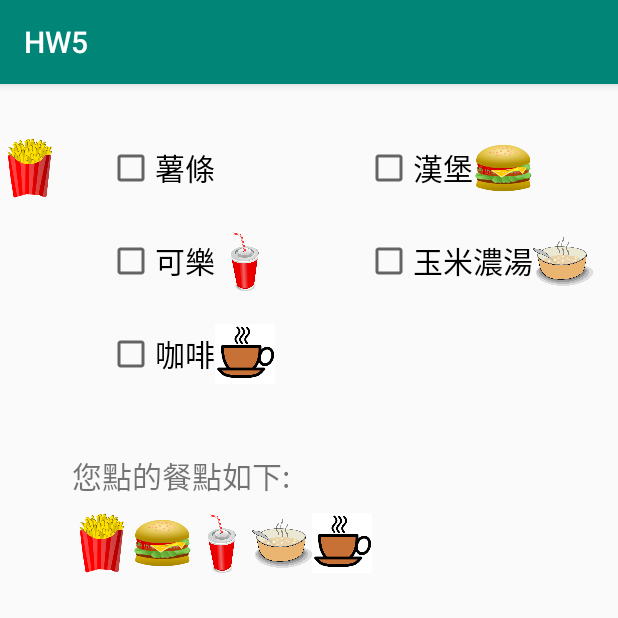
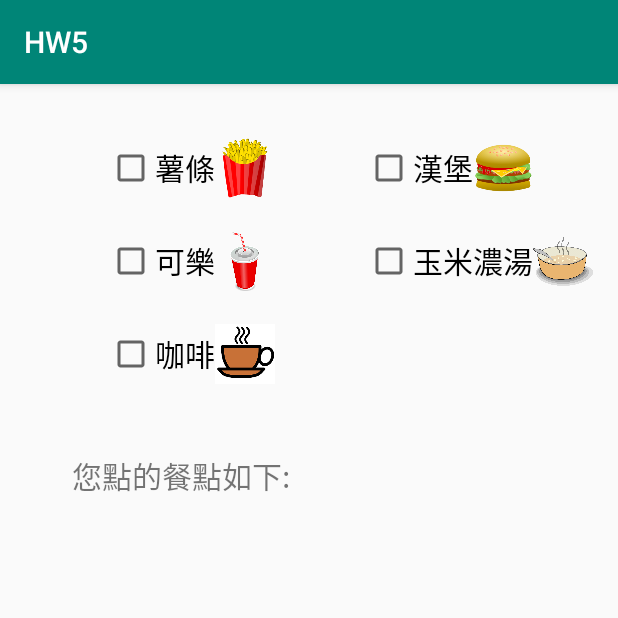
Before and after one commit to DerrickPikachu/HW5, an Android app: the screen it shows after launch (MainActivity), on a phone screen of 412 x 824 dp, the top half of it. Run offline under Robolectric (Android 15) with nearby library versions, the phone set to English and light mode, and no system bars.

Commit message:
complete all function

```diff
--- a/app/src/main/java/com/example/hw5/MainActivity.java
+++ b/app/src/main/java/com/example/hw5/MainActivity.java
@@ -3,12 +3,51 @@ package com.example.hw5;
 import androidx.appcompat.app.AppCompatActivity;
 
 import android.os.Bundle;
+import android.view.View;
+import android.widget.CheckBox;
+import android.widget.CompoundButton;
+import android.widget.ImageView;
 
-public class MainActivity extends AppCompatActivity {
+public class MainActivity extends AppCompatActivity implements CompoundButton.OnCheckedChangeListener {
+
+    private int[] checkArr = {R.id.checkBox1, R.id.checkBox2, R.id.checkBox3, R.id.checkBox4, R.id.checkBox5};
+    private int[] imgArr = {R.id.appear1, R.id.appear2, R.id.appear3, R.id.appear4, R.id.appear5};
 
     @Override
     protected void onCreate(Bundle savedInstanceState) {
         super.onCreate(savedInstanceState);
         setContentView(R.layout.activity_main);
+
+        for (int i : checkArr)
+            ((CheckBox)findViewById(i)).setOnCheckedChangeListener(this);
+
+    }
+
+    @Override
+    public void onCheckedChanged(CompoundButton compoundButton, boolean b) {
+        ImageView img = null;
+
+        if (compoundButton.getId() == checkArr[0]) {
+            img = findViewById(imgArr[0]);
+        }
+        else if (compoundButton.getId() == checkArr[1]) {
+            img = findViewById(imgArr[1]);
+        }
+        else if (compoundButton.getId() == checkArr[2]) {
+            img = findViewById(imgArr[2]);
+        }
+        else if (compoundButton.getId() == checkArr[3]) {
+            img = findViewById(imgArr[3]);
+        }
+        else if (compoundButton.getId() == checkArr[4]) {
+            img = findViewById(imgArr[4]);
+        }
+
+        if (b) {
+            img.setVisibility(View.VISIBLE);
+        }
+        else {
+            img.setVisibility(View.GONE);
+        }
     }
 }
--- a/app/src/main/res/layout/activity_main.xml
+++ b/app/src/main/res/layout/activity_main.xml
@@ -68,9 +68,9 @@
         android:layout_width="40dp"
         android:layout_height="40dp"
         app:layout_constraintBottom_toBottomOf="@+id/checkBox1"
+        app:layout_constraintStart_toEndOf="@+id/checkBox1"
         app:layout_constraintTop_toTopOf="@+id/checkBox1"
-        app:srcCompat="@drawable/frenchfry"
-        tools:layout_editor_absoluteX="143dp" />
+        app:srcCompat="@drawable/frenchfry" />
 
     <ImageView
         android:id="@+id/food2"
@@ -130,30 +130,35 @@
             android:id="@+id/appear1"
             android:layout_width="40dp"
             android:layout_height="40dp"
+            android:visibility="gone"
             app:srcCompat="@drawable/frenchfry" />
 
         <ImageView
             android:id="@+id/appear2"
             android:layout_width="40dp"
             android:layout_height="40dp"
+            android:visibility="gone"
             app:srcCompat="@drawable/burger" />
 
         <ImageView
             android:id="@+id/appear3"
             android:layout_width="40dp"
             android:layout_height="40dp"
+            android:visibility="gone"
             app:srcCompat="@drawable/softdrink" />
 
         <ImageView
             android:id="@+id/appear4"
             android:layout_width="40dp"
             android:layout_height="40dp"
+            android:visibility="gone"
             app:srcCompat="@drawable/soup" />
 
         <ImageView
             android:id="@+id/appear5"
             android:layout_width="40dp"
             android:layout_height="40dp"
+            android:visibility="gone"
             app:srcCompat="@drawable/coffee" />
     </LinearLayout>
 
```
